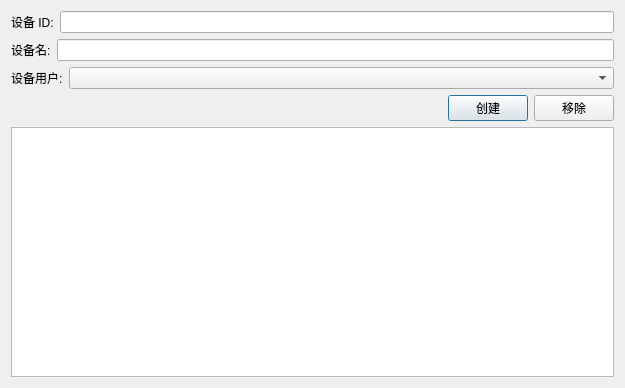
This is deviceregisterdialog.ui in ounie-os/line_monitor as Qt 5 draws it before an edit. The edited form follows.
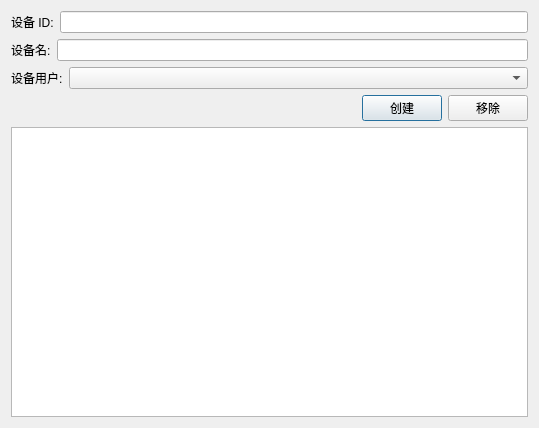
This is the edited form.

What changed in the file:
```diff
--- a/deviceregisterdialog.ui
+++ b/deviceregisterdialog.ui
@@ -6,13 +6,16 @@
    <rect>
     <x>0</x>
     <y>0</y>
-    <width>625</width>
-    <height>388</height>
+    <width>539</width>
+    <height>428</height>
    </rect>
   </property>
   <property name="windowTitle">
    <string>创建设备</string>
   </property>
+  <property name="styleSheet">
+   <string notr="true"/>
+  </property>
   <layout class="QVBoxLayout" name="verticalLayout">
    <item>
     <layout class="QHBoxLayout" name="horizontalLayout">
```
